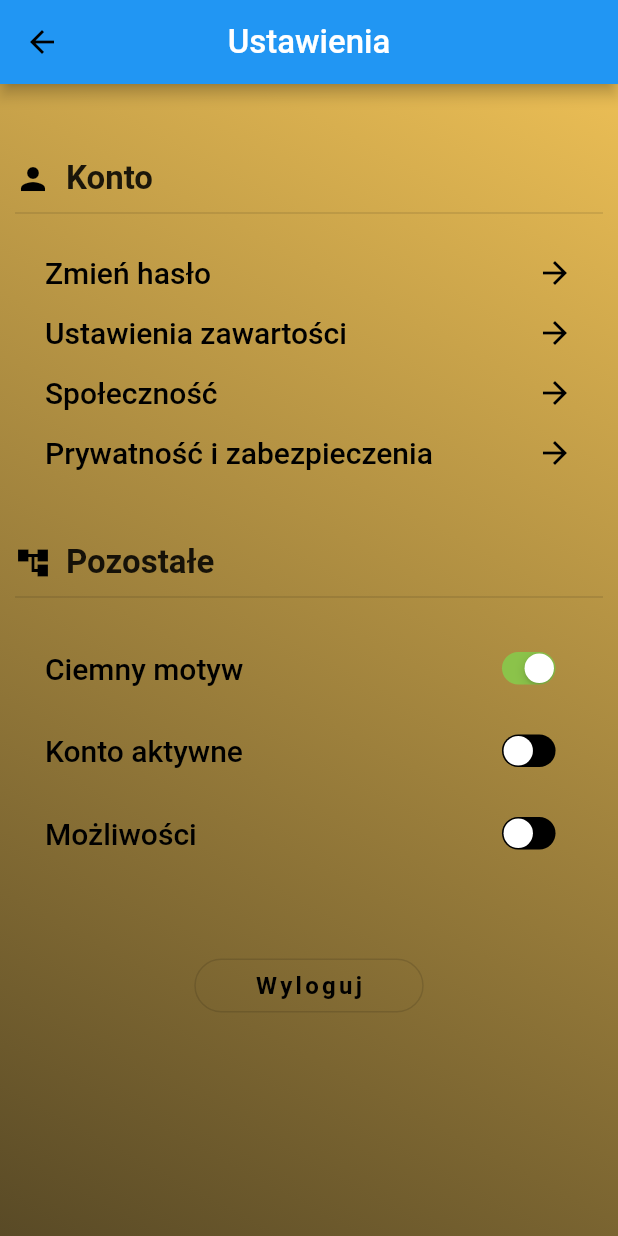
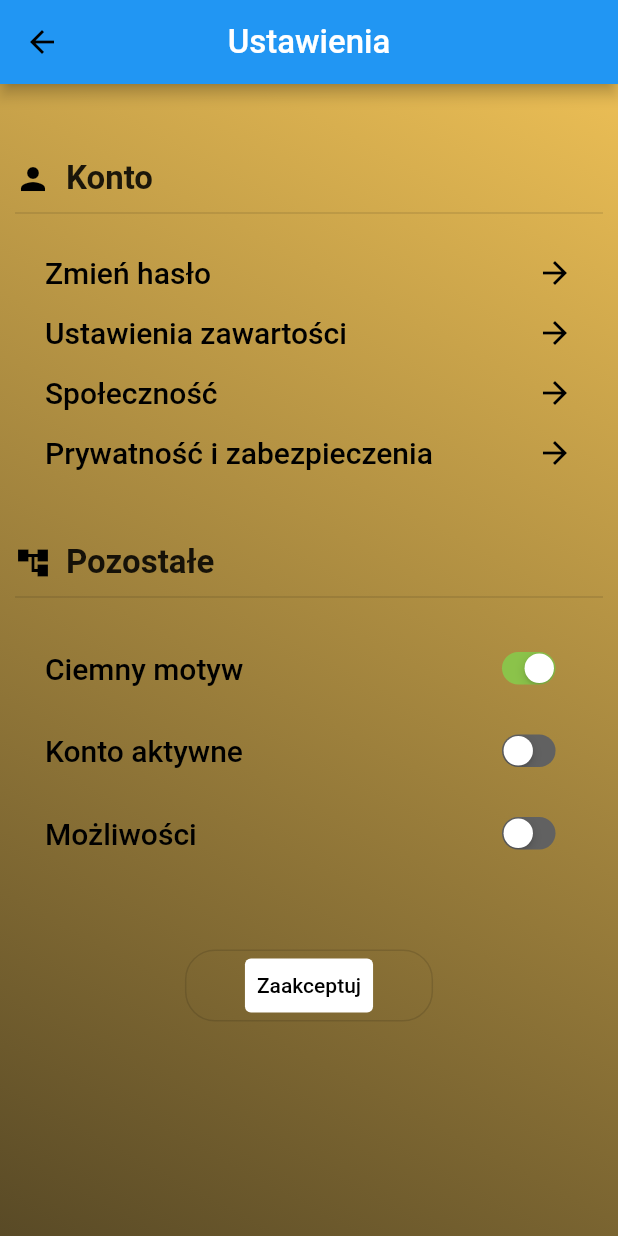
Before and after one commit to Marcin-Szwon/encyklopedia_zwierzat, a Flutter app: the SettingsPageUI screen opened directly, on a phone screen of 412 x 824 dp. Run offline on Flutter 3.47's test engine with Material 2 defaults, Android fonts, the phone set to English and light mode, and no system bars; network calls fail.

Commit message:
a little change

```diff
--- a/lib/page/settings_page.dart
+++ b/lib/page/settings_page.dart
@@ -110,9 +110,14 @@ class _SettingPageUIState extends State<SettingsPageUI> {
                   )
               ),
               onPressed: () {},
-              child: Text("Wyloguj", style: TextStyle(
-                  fontSize: 16, fontWeight: FontWeight.bold, letterSpacing: 2.2, color: Colors.black
-              )),
+              child: TextButton(
+                style: ButtonStyle(
+                  foregroundColor: MaterialStateProperty.all<Color>(Colors.black),
+                  backgroundColor: MaterialStateProperty.all<Color>(Colors.white),
+                ),
+                onPressed: () { },
+                child: Text('Zaakceptuj'),
+              )
             ),
           )
         ],
@@ -135,7 +140,7 @@ class _SettingPageUIState extends State<SettingsPageUI> {
             scale: 0.7,
             child: CupertinoSwitch(
                 activeColor: Colors.lightGreen,
-                trackColor: Colors.black,
+                trackColor: Colors.grey[700],
                 value: value,
                 onChanged: (bool newValue){
                   onChangeMethod(newValue);
```
